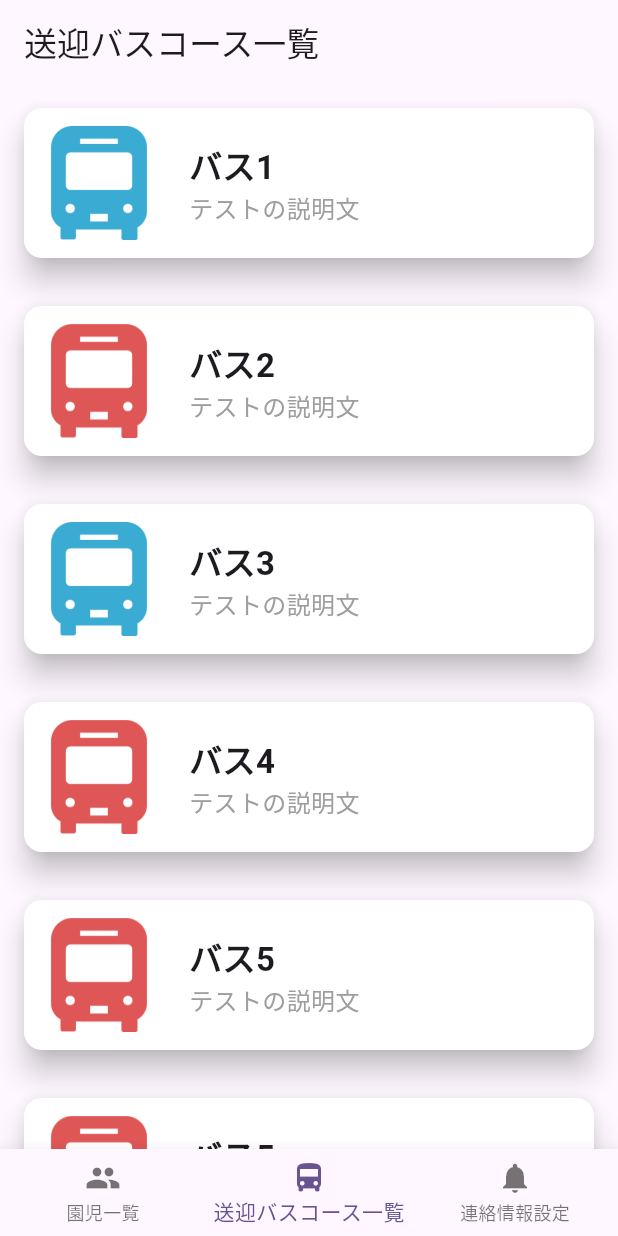
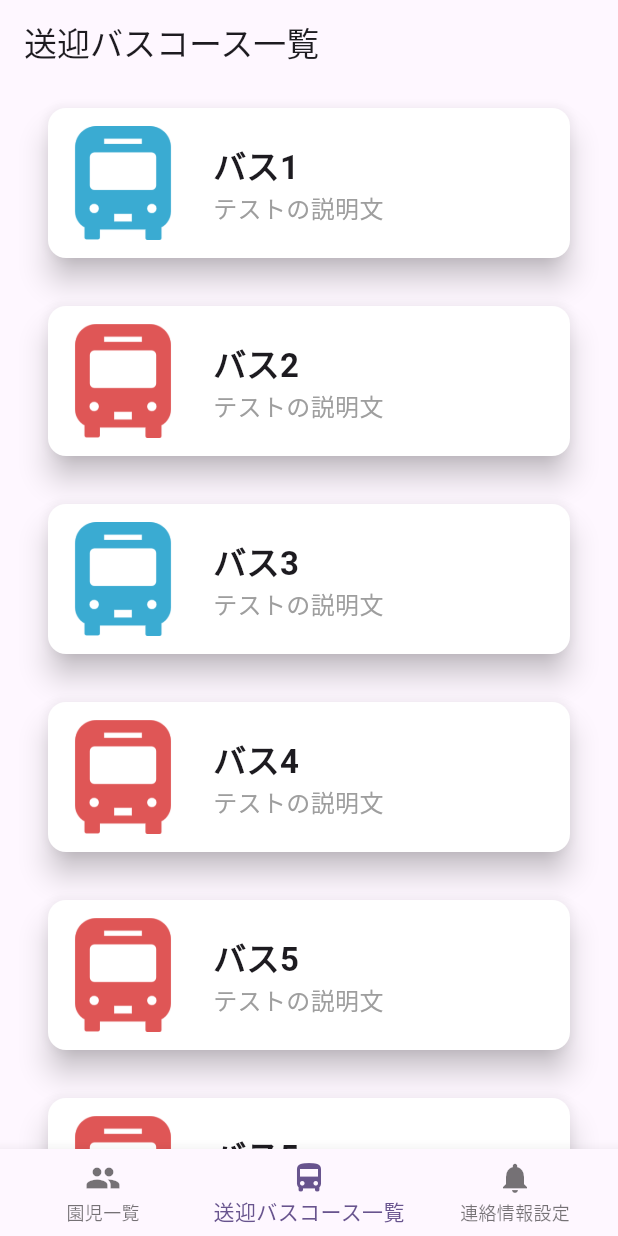
Before and after one commit to GreenTeaProgrammers/WhereChildBus, a Flutter app: the screen it shows after launch, item 2 of the bottom bar chosen, on a phone screen of 412 x 824 dp. Run offline on Flutter 3.47's test engine with Material 3 defaults, Android fonts, the phone set to English and light mode, and no system bars.

Commit message:
chore:カードの横幅を修正

```diff
--- a/frontend/where_child_bus/lib/pages/bus_list_page/bus_list_page.dart
+++ b/frontend/where_child_bus/lib/pages/bus_list_page/bus_list_page.dart
@@ -38,7 +38,7 @@ class _BusListPageState extends State<BusListPage> {
 
   Widget busListCard(String name, bool isBusOperating) {
     return Padding(
-      padding: const EdgeInsets.symmetric(horizontal: 0.0),
+      padding: const EdgeInsets.symmetric(horizontal: 16.0),
       child: Card(
         elevation: 8,
         margin: const EdgeInsets.all(16),
```
